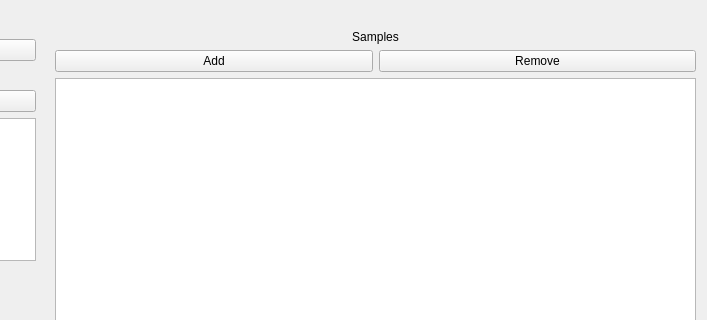
samuelvp360/Microbiological-Assay-Calculator, file Views/uiMainWindow.ui: the form before one commit; both pictures show x 645 to 1352 and y 0 to 320 of the 1352 by 736 pixel window.
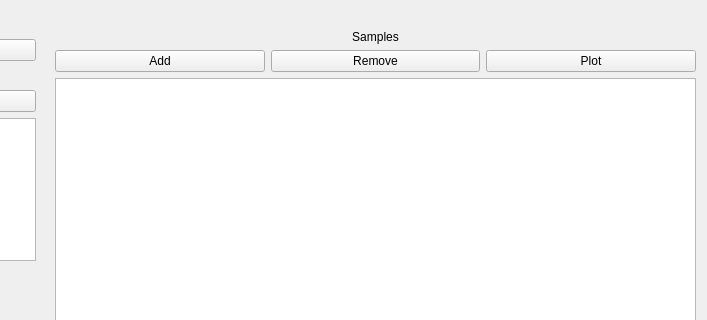
The form after the commit.

```diff
--- a/Views/uiMainWindow.ui
+++ b/Views/uiMainWindow.ui
@@ -93,6 +93,13 @@
          </property>
         </widget>
        </item>
+       <item>
+        <widget class="QPushButton" name="uiPlotButton">
+         <property name="text">
+          <string>Plot</string>
+         </property>
+        </widget>
+       </item>
       </layout>
      </item>
      <item>
```
Left out of the diff: 9 changed lines with no effect on the pictures.
